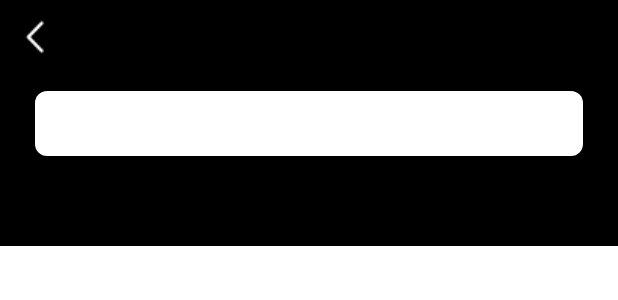
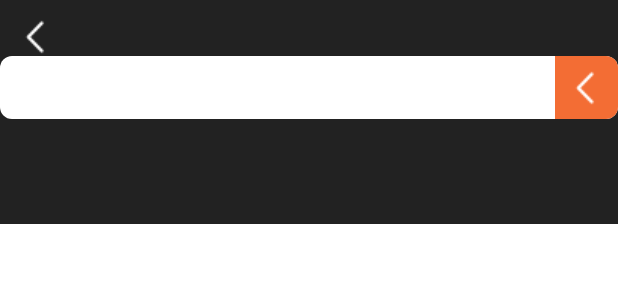
Before and after one commit to Hear-Here/Hear-Here-AOS, an Android app: the layout activity_post.xml on its own in the app's theme, with its tools: preview values and no code run, on a phone screen of 412 x 824 dp. Shown: the top 300 px of the screen. Run offline under Robolectric (Android 15) with nearby library versions, the light colour scheme and no system bars.

Commit message:
feat: Search Music in Music Post

```diff
--- a/data/src/main/java/com/hearhere/data/data/dto/response/SearchByArtistResponse.kt
+++ b/data/src/main/java/com/hearhere/data/data/dto/response/SearchByArtistResponse.kt
@@ -68,4 +68,5 @@ data class SongResult(
     var id: String?=null,
     var name: String?=null,
     var release : String?=null,
+    var cover : String?=null
 )
--- a/data/src/main/java/com/hearhere/data/repositoryImpl/SearchMusicRepositoryImpl.kt
+++ b/data/src/main/java/com/hearhere/data/repositoryImpl/SearchMusicRepositoryImpl.kt
@@ -130,7 +130,7 @@ class SearchMusicRepositoryImpl @Inject constructor(
                             songId = song.id!!.toLong(),
                             title = song.name!!,
                             artist = title,
-                            cover = cover,
+                            cover = song.cover,
                             pubYear = song.release ?: ""
                         )
                         list.add(searchedMusic)
--- a/presentation/build.gradle.kts
+++ b/presentation/build.gradle.kts
@@ -61,12 +61,12 @@ dependencies {
     implementation( "androidx.security:security-crypto:${Dep.security}")
 
     implementation("com.google.dagger:hilt-android:${Dep.hilt}")
-    implementation("androidx.legacy:legacy-support-v4:1.0.0")
-    implementation("androidx.lifecycle:lifecycle-livedata-ktx:2.6.1")
     kapt("com.google.dagger:hilt-android-compiler:${Dep.hilt_androidx_compiler}")
 
     implementation("androidx.constraintlayout:constraintlayout:${Dep.constraintLayout}")
     implementation("com.airbnb.android:lottie:${Dep.lottie}")
+
+    implementation("com.github.bumptech.glide:glide:${Dep.glide}")
 
 
 
--- a/presentation/common/build.gradle.kts
+++ b/presentation/common/build.gradle.kts
@@ -53,7 +53,7 @@ dependencies {
     implementation("com.airbnb.android:lottie:${Dep.lottie}")
 
     // glide
-    implementation("com.github.bumptech.glide:glide:${Dep.glide}")
+   implementation("com.github.bumptech.glide:glide:${Dep.glide}")
 
     // flex box layout manager
     implementation("com.google.android.flexbox:flexbox:${Dep.flexbox}")
--- a/presentation/src/main/java/com/hearhere/presentation/base/BaseFragment.kt
+++ b/presentation/src/main/java/com/hearhere/presentation/base/BaseFragment.kt
@@ -18,7 +18,9 @@ abstract class BaseFragment<T : ViewDataBinding>(@LayoutRes val layoutRes: Int)
         container: ViewGroup?,
         savedInstanceState: Bundle?
     ): View? {
+        super.onCreateView(inflater, container, savedInstanceState)
         _binding = DataBindingUtil.inflate(inflater, layoutRes, container, false)
+
         return binding.root
     }
 
--- /dev/null
+++ b/presentation/src/main/res/drawable/radius_rectangle.xml
@@ -0,0 +1,7 @@
+<?xml version="1.0" encoding="UTF-8"?>
+<shape xmlns:android="http://schemas.android.com/apk/res/android"
+    android:shape="rectangle">
+    <solid android:color="@color/white"/>
+    <corners
+        android:radius="8dp"/>
+</shape>
--- /dev/null
+++ b/presentation/src/main/res/drawable/search_btn_background.xml
@@ -0,0 +1,5 @@
+<?xml version="1.0" encoding="utf-8"?>
+<shape xmlns:android="http://schemas.android.com/apk/res/android">
+    <solid android:color="@color/primary"/>
+    <corners android:topRightRadius="8dp" android:bottomRightRadius="8dp"/>
+</shape>
--- a/presentation/src/main/res/layout/activity_post.xml
+++ b/presentation/src/main/res/layout/activity_post.xml
@@ -3,6 +3,7 @@
     xmlns:app="http://schemas.android.com/apk/res-auto">
 
     <data>
+
         <variable
             name="viewModel"
             type="com.hearhere.presentation.post.PostViewModel" />
@@ -11,7 +12,7 @@
     <androidx.constraintlayout.widget.ConstraintLayout
         android:layout_width="match_parent"
         android:layout_height="match_parent"
-        android:background="@color/black"
+        android:background="@color/gray80"
         android:orientation="horizontal">
 
         <ImageView
@@ -24,34 +25,57 @@
             app:layout_constraintStart_toStartOf="parent"
             app:layout_constraintTop_toTopOf="parent" />
 
-        <EditText
-            android:id="@+id/search_bar_et"
+        <androidx.constraintlayout.widget.ConstraintLayout
+            android:id="@+id/search_bar_layout"
             android:layout_width="match_parent"
-            android:layout_height="43dp"
-            android:layout_marginStart="23dp"
-            android:layout_marginTop="23dp"
-            android:layout_marginEnd="23dp"
-            android:background="@drawable/search_bar"
-            android:padding="13dp"
+            android:layout_height="42dp"
             app:layout_constraintEnd_toEndOf="parent"
             app:layout_constraintStart_toStartOf="parent"
-            app:layout_constraintTop_toBottomOf="@id/back_btn" />
+            app:layout_constraintTop_toBottomOf="@id/back_btn"
+            android:background="@drawable/radius_rectangle">
+
+            <EditText
+                android:id="@+id/search_et"
+                android:layout_width="match_parent"
+                android:layout_height="match_parent"
+                android:background="@null"
+                android:imeOptions="actionSearch"
+                android:inputType="text"
+                android:maxLines="1"
+                android:layout_marginLeft="18dp"
+                android:textColor="@color/gray90"
+                android:textColorHighlight="@color/primary30"
+                android:textColorHint="@color/gray50"
+                android:textCursorDrawable="@drawable/textfield_cursor"
+                app:layout_constraintEnd_toStartOf="@id/search_btn"
+                app:layout_constraintStart_toStartOf="parent" />
+
+            <androidx.constraintlayout.utils.widget.ImageFilterButton
+                android:id="@+id/search_btn"
+                android:layout_width="42dp"
+                android:layout_height="match_parent"
+                android:background="@drawable/search_btn_background"
+                android:src="@drawable/ic_forward_white"
+                app:layout_constraintEnd_toEndOf="parent" />
+
+        </androidx.constraintlayout.widget.ConstraintLayout>
 
         <LinearLayout
             android:layout_width="match_parent"
             android:layout_height="0dp"
+            android:layout_marginTop="20dp"
             android:orientation="vertical"
-            app:layout_constraintTop_toBottomOf="@id/search_bar_et"
+            app:layout_constraintBottom_toBottomOf="parent"
             app:layout_constraintStart_toStartOf="parent"
-            app:layout_constraintBottom_toBottomOf="parent">
+            app:layout_constraintTop_toBottomOf="@id/search_bar_layout">
 
             <com.google.android.material.tabs.TabLayout
                 android:id="@+id/tabs"
                 android:layout_width="match_parent"
-                android:layout_height="60dp"
-                app:tabTextColor="@color/white"
+                android:layout_height="50dp"
+                app:tabIndicator="@drawable/tab_indicator"
                 app:tabIndicatorFullWidth="false"
-                app:tabIndicator="@drawable/tab_indicator"/>
+                app:tabTextColor="@color/white" />
 
             <androidx.viewpager2.widget.ViewPager2
                 android:id="@+id/view_pager"
@@ -61,5 +85,7 @@
                 app:layout_constraintTop_toBottomOf="@id/tabs" />
         </LinearLayout>
 
+
+
     </androidx.constraintlayout.widget.ConstraintLayout>
 </layout>
--- a/presentation/src/main/res/layout/fragment_search_singer.xml
+++ b/presentation/src/main/res/layout/fragment_search_singer.xml
@@ -5,7 +5,7 @@
     <data>
         <variable
             name="viewmodel"
-            type="com.hearhere.presentation.post.SearchSingerViewModel" />
+            type="com.hearhere.presentation.post.PostViewModel" />
     </data>
 
     <FrameLayout
@@ -14,10 +14,11 @@
         tools:context=".post.SearchSingerFragment">
 
         <TextView
+            android:id="@+id/text_view"
             android:layout_width="match_parent"
             android:layout_height="match_parent"
             android:text="Hello"
-            android:textColor="@color/white" />
+            android:textColor="@color/black" />
 
     </FrameLayout>
 </layout>
```
Also changed, not shown: data/src/main/java/com/hearhere/data/data/network/SearchArtistParser.kt (+13 -4 lines), presentation/src/main/java/com/hearhere/presentation/post/PostActivity.kt (+24 -5 lines), presentation/src/main/java/com/hearhere/presentation/post/PostViewModel.kt (+114 -1 lines), presentation/src/main/java/com/hearhere/presentation/post/SearchSingerFragment.kt (+4 -9 lines), presentation/src/main/java/com/hearhere/presentation/post/SearchTitleFragment.kt (+22 -8 lines), presentation/src/main/java/com/hearhere/presentation/post/adapter/MusicListItemBinder.kt (added, +61 -0 lines), presentation/src/main/res/layout/fragment_search_title.xml (+14 -6 lines), presentation/src/main/res/layout/item_music_list.xml (added, +64 -0 lines).
